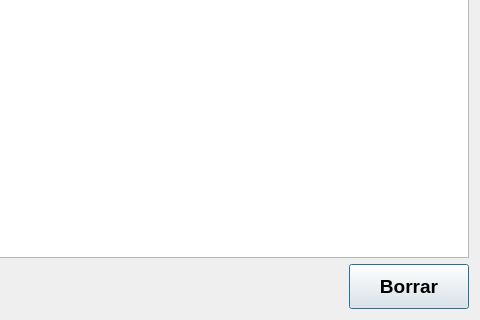
The window that Interfaces/BorrarEvento.ui (roblesgg/GestionEventos) describes before a commit, drawn with Qt 5; both pictures show x 270 to 750 and y 130 to 450 of the 750 by 450 pixel window.
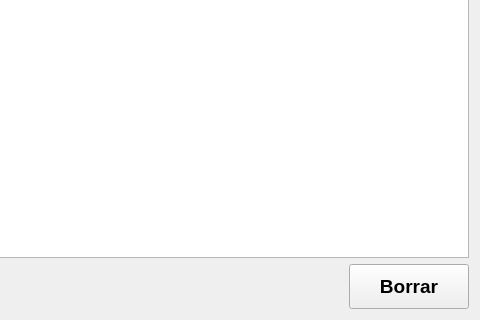
The same window after the commit.

Patch:
```diff
--- a/Interfaces/BorrarEvento.ui
+++ b/Interfaces/BorrarEvento.ui
@@ -1,7 +1,7 @@
 <?xml version="1.0" encoding="UTF-8"?>
 <ui version="4.0">
  <class>DialogoBorrarEvento</class>
- <widget class="QDialog" name="DialogoBorrarEvento">
+ <widget class="QWidget" name="DialogoBorrarEvento">
   <property name="geometry">
    <rect>
     <x>0</x>
```
